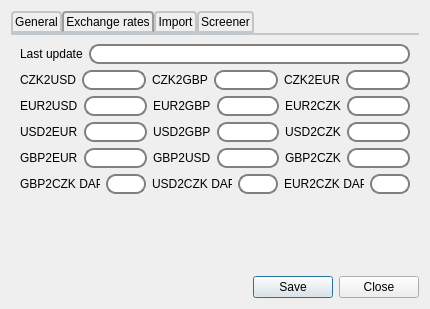
Qt form settingsform.ui (ado130/SPM) before a commit.
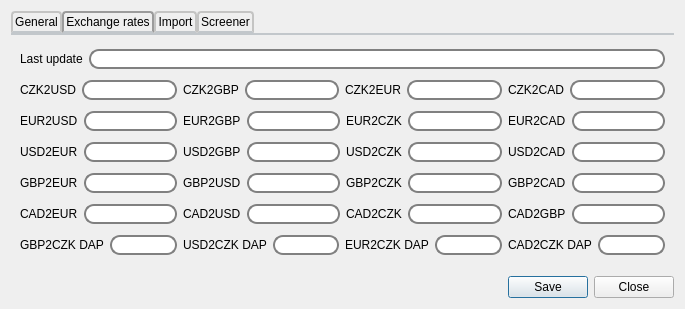
The same form after that commit. The open tabs and pages were chosen to show the change. Custom widgets are drawn as their Qt base class.

Patch:
```diff
--- a/settingsform.ui
+++ b/settingsform.ui
@@ -6,7 +6,7 @@
    <rect>
     <x>0</x>
     <y>0</y>
-    <width>430</width>
+    <width>685</width>
     <height>309</height>
    </rect>
   </property>
@@ -298,7 +298,7 @@
         </layout>
        </item>
        <item>
-        <layout class="QHBoxLayout" name="horizontalLayout_28">
+        <layout class="QHBoxLayout" name="horizontalLayout_37">
          <item>
           <layout class="QHBoxLayout" name="horizontalLayout_14">
            <item>
@@ -368,10 +368,33 @@
            </item>
           </layout>
          </item>
+         <item>
+          <layout class="QHBoxLayout" name="horizontalLayout_28">
+           <item>
+            <widget class="QLabel" name="label_24">
+             <property name="text">
+              <string>CZK2CAD</string>
+             </property>
+            </widget>
+           </item>
+           <item>
+            <widget class="MyLineEdit" name="leCZK2CAD">
+             <property name="styleSheet">
+              <string notr="true">QLineEdit {
+    border: 2px solid gray;
+    border-radius: 10px;
+    padding: 0 8px;
+    selection-background-color: darkgray;
+}</string>
+             </property>
+            </widget>
+           </item>
+          </layout>
+         </item>
         </layout>
        </item>
        <item>
-        <layout class="QHBoxLayout" name="horizontalLayout_19">
+        <layout class="QHBoxLayout" name="horizontalLayout_30">
          <item>
           <layout class="QHBoxLayout" name="horizontalLayout_10">
            <item>
@@ -441,6 +464,29 @@
            </item>
           </layout>
          </item>
+         <item>
+          <layout class="QHBoxLayout" name="horizontalLayout_34">
+           <item>
+            <widget class="QLabel" name="label_25">
+             <property name="text">
+              <string>EUR2CAD</string>
+             </property>
+            </widget>
+           </item>
+           <item>
+            <widget class="MyLineEdit" name="leEUR2CAD">
+             <property name="styleSheet">
+              <string notr="true">QLineEdit {
+    border: 2px solid gray;
+    border-radius: 10px;
+    padding: 0 8px;
+    selection-background-color: darkgray;
+}</string>
+             </property>
+            </widget>
+           </item>
+          </layout>
+         </item>
         </layout>
        </item>
        <item>
@@ -514,10 +560,33 @@
            </item>
           </layout>
          </item>
+         <item>
+          <layout class="QHBoxLayout" name="horizontalLayout_35">
+           <item>
+            <widget class="QLabel" name="label_26">
+             <property name="text">
+              <string>USD2CAD</string>
+             </property>
+            </widget>
+           </item>
+           <item>
+            <widget class="MyLineEdit" name="leUSD2CAD">
+             <property name="styleSheet">
+              <string notr="true">QLineEdit {
+    border: 2px solid gray;
+    border-radius: 10px;
+    padding: 0 8px;
+    selection-background-color: darkgray;
+}</string>
+             </property>
+            </widget>
+           </item>
+          </layout>
+         </item>
         </layout>
        </item>
        <item>
-        <layout class="QHBoxLayout" name="horizontalLayout_30">
+        <layout class="QHBoxLayout" name="horizontalLayout_19">
          <item>
           <layout class="QHBoxLayout" name="horizontalLayout_31">
            <item>
@@ -587,10 +656,129 @@
            </item>
           </layout>
          </item>
+         <item>
+          <layout class="QHBoxLayout" name="horizontalLayout_36">
+           <item>
+            <widget class="QLabel" name="label_27">
+             <property name="text">
+              <string>GBP2CAD</string>
+             </property>
+            </widget>
+           </item>
+           <item>
+            <widget class="MyLineEdit" name="leGBP2CAD">
+             <property name="styleSheet">
+              <string notr="true">QLineEdit {
+    border: 2px solid gray;
+    border-radius: 10px;
+    padding: 0 8px;
+    selection-background-color: darkgray;
+}</string>
+             </property>
+            </widget>
+           </item>
+          </layout>
+         </item>
         </layout>
        </item>
        <item>
-        <layout class="QHBoxLayout" name="horizontalLayout_29">
+        <layout class="QHBoxLayout" name="horizontalLayout_38">
+         <item>
+          <layout class="QHBoxLayout" name="horizontalLayout_39">
+           <item>
+            <widget class="QLabel" name="label_28">
+             <property name="text">
+              <string>CAD2EUR</string>
+             </property>
+            </widget>
+           </item>
+           <item>
+            <widget class="MyLineEdit" name="leCAD2EUR">
+             <property name="styleSheet">
+              <string notr="true">QLineEdit {
+    border: 2px solid gray;
+    border-radius: 10px;
+    padding: 0 8px;
+    selection-background-color: darkgray;
+}</string>
+             </property>
+            </widget>
+           </item>
+          </layout>
+         </item>
+         <item>
+          <layout class="QHBoxLayout" name="horizontalLayout_40">
+           <item>
+            <widget class="QLabel" name="label_29">
+             <property name="text">
+              <string>CAD2USD</string>
+             </property>
+            </widget>
+           </item>
+           <item>
+            <widget class="MyLineEdit" name="leCAD2USD">
+             <property name="styleSheet">
+              <string notr="true">QLineEdit {
+    border: 2px solid gray;
+    border-radius: 10px;
+    padding: 0 8px;
+    selection-background-color: darkgray;
+}</string>
+             </property>
+            </widget>
+           </item>
+          </layout>
+         </item>
+         <item>
+          <layout class="QHBoxLayout" name="horizontalLayout_41">
+           <item>
+            <widget class="QLabel" name="label_30">
+             <property name="text">
+              <string>CAD2CZK</string>
+             </property>
+            </widget>
+           </item>
+           <item>
+            <widget class="MyLineEdit" name="leCAD2CZK">
+             <property name="styleSheet">
+              <string notr="true">QLineEdit {
+    border: 2px solid gray;
+    border-radius: 10px;
+    padding: 0 8px;
+    selection-background-color: darkgray;
+}</string>
+             </property>
+            </widget>
+           </item>
+          </layout>
+         </item>
+         <item>
+          <layout class="QHBoxLayout" name="horizontalLayout_42">
+           <item>
+            <widget class="QLabel" name="label_31">
+             <property name="text">
+              <string>CAD2GBP</string>
+             </property>
+            </widget>
+           </item>
+           <item>
+            <widget class="MyLineEdit" name="leCAD2GBP">
+             <property name="styleSheet">
+              <string notr="true">QLineEdit {
+    border: 2px solid gray;
+    border-radius: 10px;
+    padding: 0 8px;
+    selection-background-color: darkgray;
+}</string>
+             </property>
+            </widget>
+           </item>
+          </layout>
+         </item>
+        </layout>
+       </item>
+       <item>
+        <layout class="QHBoxLayout" name="horizontalLayout_43">
          <item>
           <layout class="QHBoxLayout" name="horizontalLayout_25">
            <item>
@@ -675,21 +863,37 @@
            </item>
           </layout>
          </item>
+         <item>
+          <layout class="QHBoxLayout" name="horizontalLayout_29">
+           <item>
+            <widget class="QLabel" name="label_32">
+             <property name="text">
+              <string>CAD2CZK DAP</string>
+             </property>
+            </widget>
+           </item>
+           <item>
+            <widget class="MyLineEdit" name="leCAD2CZKDAP">
+             <property name="statusTip">
+              <string/>
+             </property>
+             <property name="styleSheet">
+              <string notr="true">QLineEdit {
+    border: 2px solid gray;
+    border-radius: 10px;
+    padding: 0 8px;
+    selection-background-color: darkgray;
+}</string>
+             </property>
+             <property name="text">
+              <string/>
+             </property>
+            </widget>
+           </item>
+          </layout>
+         </item>
         </layout>
        </item>
-       <item>
-        <spacer name="verticalSpacer_2">
-         <property name="orientation">
-          <enum>Qt::Vertical</enum>
-         </property>
-         <property name="sizeHint" stdset="0">
-          <size>
-           <width>20</width>
-           <height>102</height>
-          </size>
-         </property>
-        </spacer>
-       </item>
       </layout>
      </widget>
      <widget class="QWidget" name="tabImport">
```
Left out of the diff: 7 changed lines with no effect on the pictures.
